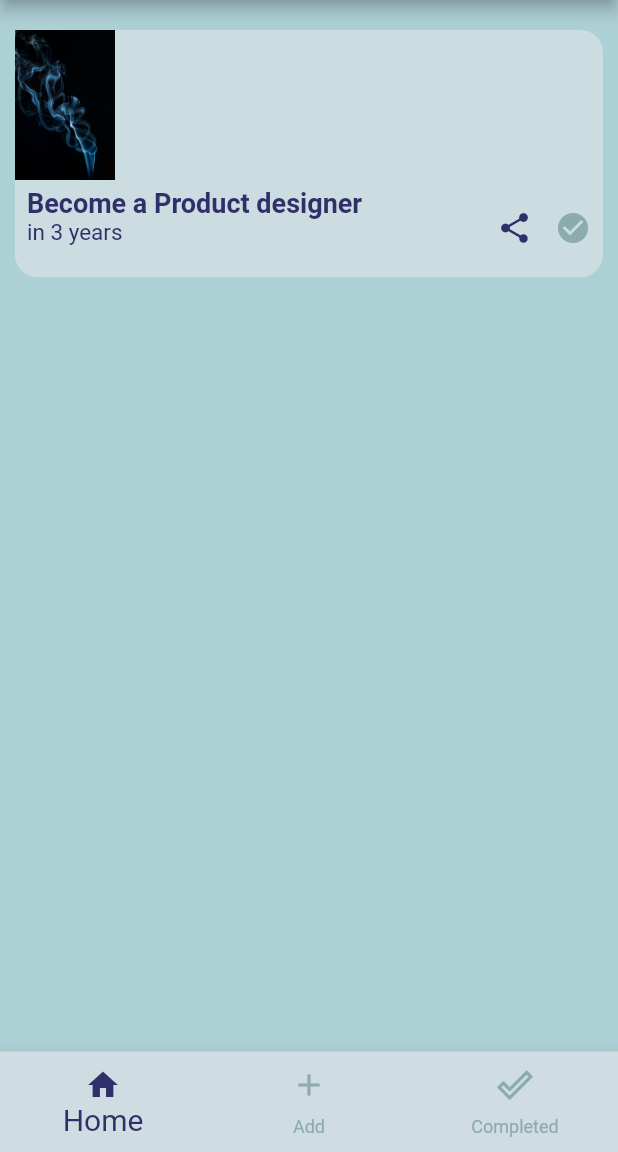
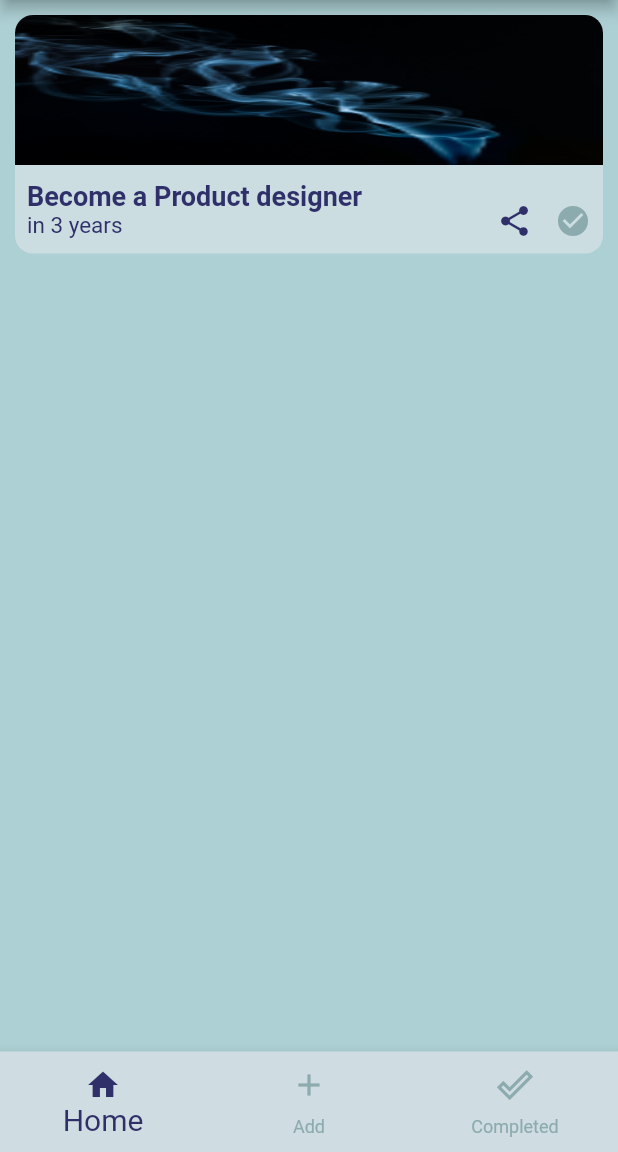
Before and after one commit to sobuur0/goalist-app, a Flutter app: the screen it shows after launch, on a phone screen of 412 x 824 dp, the part 84-1236 px from its top. Run offline on Flutter 3.47's test engine with Material 2 defaults, Android fonts, the phone set to English and light mode, and no system bars.

Commit message:
wrap the imageAsset with clipRRect to allow a borderRadius

```diff
--- a/lib/widgets/wishlist_card.dart
+++ b/lib/widgets/wishlist_card.dart
@@ -16,25 +16,28 @@ class WishlistCard extends StatelessWidget {
     final size = MediaQuery.of(context).size;
 
     return Container(
-      height: size.height * 0.2,
-      margin: const EdgeInsets.symmetric(
-        horizontal: 10.0,
-        vertical: 20.0,
-      ),
+      margin: const EdgeInsets.all(10.0),
       decoration: BoxDecoration(
-        borderRadius: BorderRadius.circular(15.0),
+        borderRadius: BorderRadius.circular(12.0),
         color: kWishlistCardColor,
       ),
       child: Column(
-        crossAxisAlignment: CrossAxisAlignment.start,
+        crossAxisAlignment: CrossAxisAlignment.stretch,
         children: <Widget>[
-          Image.asset(
-            'images/smoke.jpg',
-            scale: 30,
+          ClipRRect(
+            borderRadius: const BorderRadius.only(
+              topLeft: Radius.circular(12.0),
+              topRight: Radius.circular(12.0),
+            ),
+            child: Image.asset(
+              'images/smoke.jpg',
+              fit: BoxFit.fill,
+              height: 100,
+            ),
           ),
           Padding(
             padding: const EdgeInsets.symmetric(
-              vertical: 5.0,
+              vertical: 10.0,
               horizontal: 8.0,
             ),
             child: Row(
```
